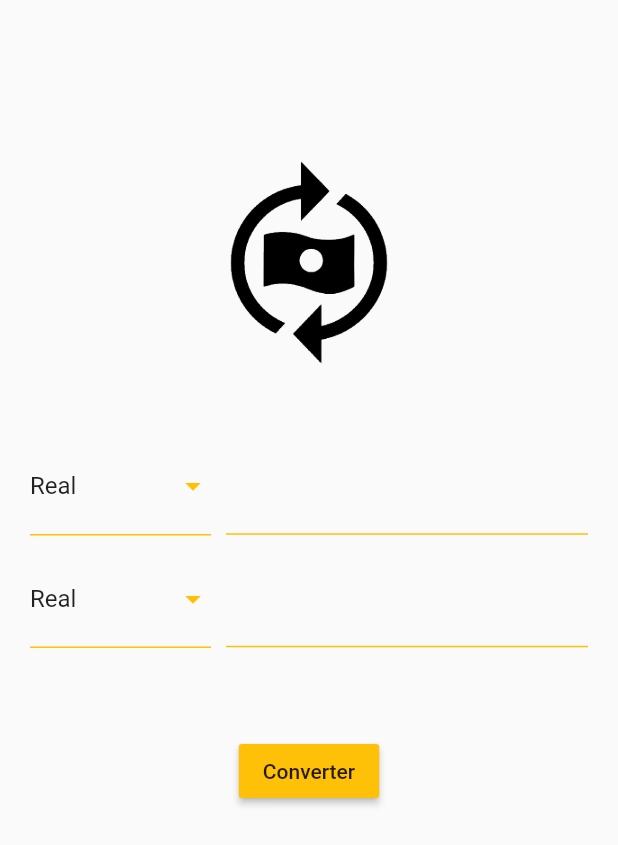
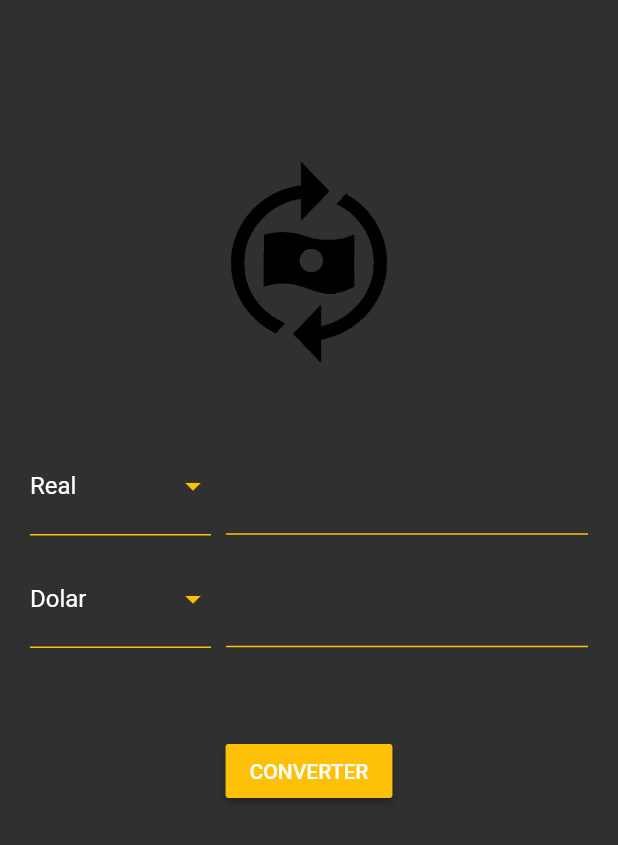
Before and after one commit to juniopereirab/DartWeek, a Flutter app: the screen it shows after launch, on a phone screen of 412 x 824 dp. Shown: the top 845 px of the screen. Run offline on Flutter 3.47's test engine with Material 2 defaults, Android fonts, the light colour scheme and no system bars.

Commit message:
Finishing convert currency app

```diff
--- a/app/lib/app/components/CurrencyBox.dart
+++ b/app/lib/app/components/CurrencyBox.dart
@@ -1,6 +1,15 @@
+import 'package:app/app/models/Currency.dart';
 import 'package:flutter/material.dart';
 
 class CurrencyBox extends StatelessWidget {
+  final List<Currency> items;
+  final Currency selectedItem;
+  final TextEditingController controller;
+  final void Function(Currency currency) onChanged;
+
+  const CurrencyBox(
+      {Key key, this.items, this.controller, this.onChanged, this.selectedItem})
+      : super(key: key);
   @override
   Widget build(BuildContext context) {
     return Row(
@@ -8,22 +17,23 @@ class CurrencyBox extends StatelessWidget {
         Expanded(
           child: SizedBox(
             height: 65,
-            child: DropdownButton(
+            child: DropdownButton<Currency>(
               iconEnabledColor: Colors.amber,
+              value: selectedItem,
               isExpanded: true,
               underline: Container(
                 height: 1,
                 color: Colors.amber,
               ),
-              items: [
-                DropdownMenuItem(
-                  child: Text("Real"),
-                ),
-                DropdownMenuItem(
-                  child: Text("Dolar"),
-                ),
-              ],
-              onChanged: (value) {},
+              items: items
+                  .map(
+                    (e) => DropdownMenuItem(
+                      child: Text(e.name),
+                      value: e,
+                    ),
+                  )
+                  .toList(),
+              onChanged: onChanged,
             ),
           ),
         ),
@@ -33,6 +43,7 @@ class CurrencyBox extends StatelessWidget {
         Expanded(
           flex: 2,
           child: TextField(
+            controller: controller,
             decoration: InputDecoration(
               enabledBorder: UnderlineInputBorder(
                 borderSide: BorderSide(color: Colors.amber),
--- a/app/lib/app/views/Home.dart
+++ b/app/lib/app/views/Home.dart
@@ -1,7 +1,25 @@
 import 'package:app/app/components/CurrencyBox.dart';
+import 'package:app/app/controllers/homeController.dart';
 import 'package:flutter/material.dart';
 
-class Home extends StatelessWidget {
+class Home extends StatefulWidget {
+  HomeController homeController;
+
+  @override
+  _HomeState createState() => _HomeState();
+}
+
+class _HomeState extends State<Home> {
+  final TextEditingController toText = TextEditingController();
+  final TextEditingController fromText = TextEditingController();
+  HomeController homeController;
+
+  @override
+  void initState() {
+    super.initState();
+    homeController = HomeController(toText: toText, fromText: fromText);
+  }
+
   @override
   Widget build(BuildContext context) {
     return Scaffold(
@@ -19,14 +37,34 @@ class Home extends StatelessWidget {
               height: 150,
             ),
             SizedBox(height: 50),
-            CurrencyBox(),
+            CurrencyBox(
+              selectedItem: homeController.toCurrency,
+              controller: toText,
+              items: homeController.currencies,
+              onChanged: (value) {
+                setState(() {
+                  homeController.toCurrency = value;
+                });
+              },
+            ),
             SizedBox(height: 10),
-            CurrencyBox(),
+            CurrencyBox(
+              selectedItem: homeController.fromCurrency,
+              controller: fromText,
+              items: homeController.currencies,
+              onChanged: (value) {
+                setState(() {
+                  homeController.fromCurrency = value;
+                });
+              },
+            ),
             SizedBox(height: 50),
             RaisedButton(
               color: Colors.amber,
-              onPressed: () {},
-              child: Text("Converter"),
+              onPressed: () {
+                homeController.convert();
+              },
+              child: Text("CONVERTER"),
             ),
           ],
         ),
--- a/app/lib/main.dart
+++ b/app/lib/main.dart
@@ -11,7 +11,7 @@ class App extends StatelessWidget {
   Widget build(BuildContext context) {
     return MaterialApp(
       debugShowCheckedModeBanner: false,
-      theme: ThemeData.light(),
+      theme: ThemeData.dark(),
       home: Home(),
     );
   }
```
